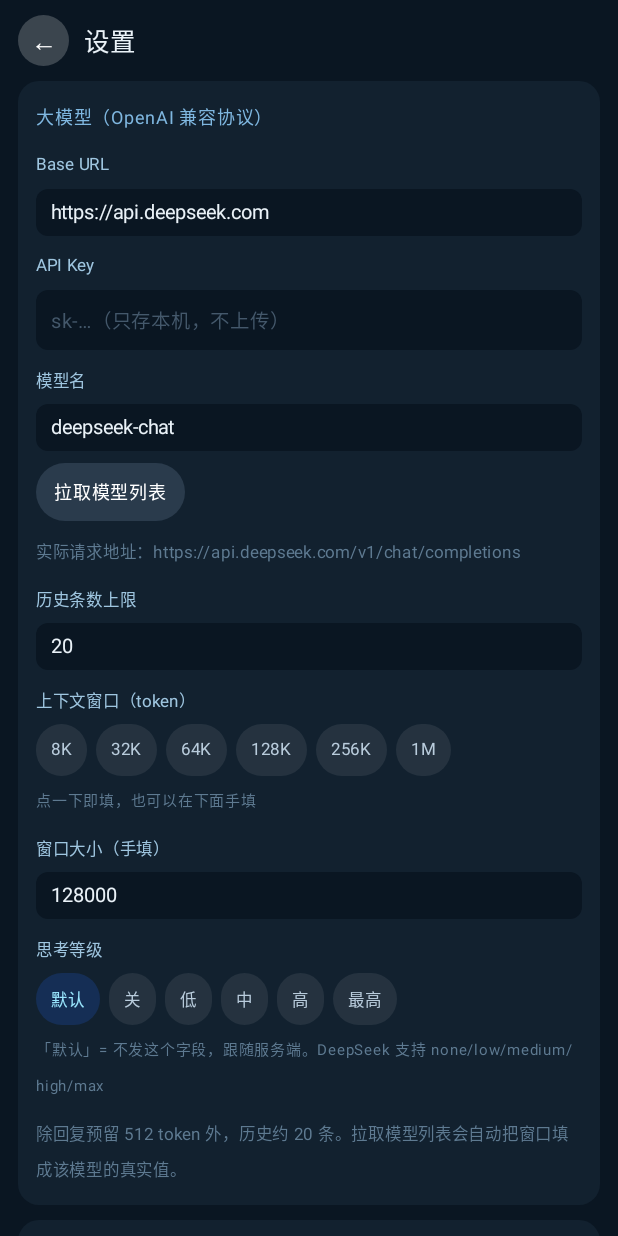
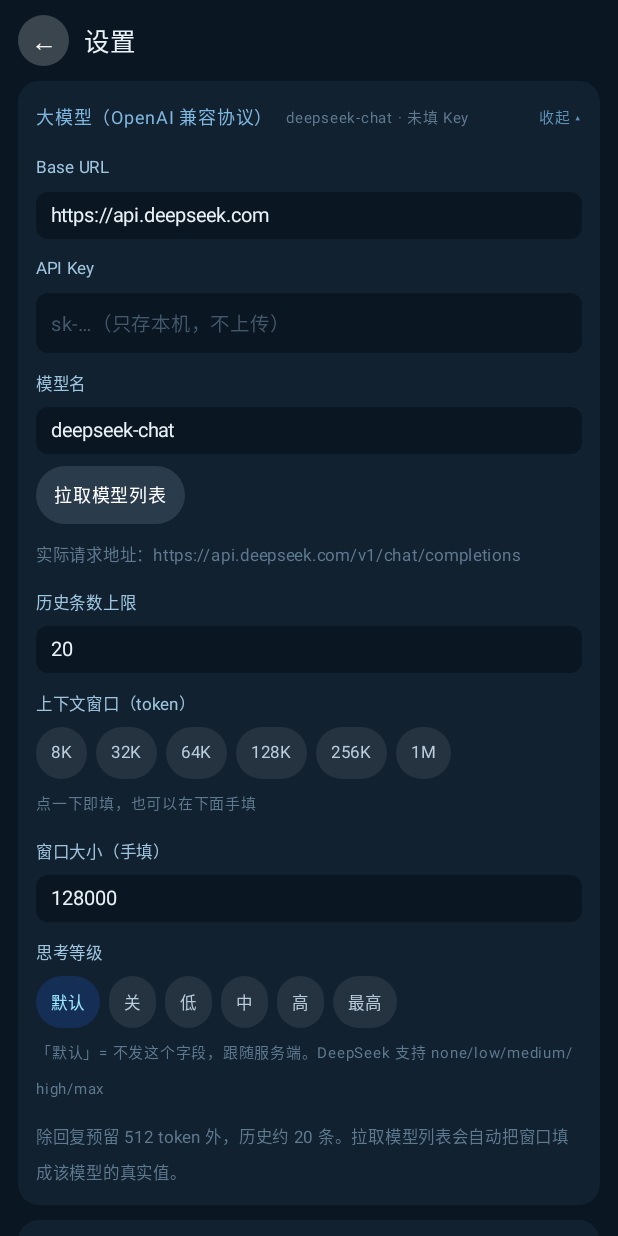
Before and after one commit to SZTMBABY/virtual-companion, an Android app built with Jetpack Compose: the screen it shows after launch (MainActivity), after a tap on an icon or button, on a phone screen of 412 x 824 dp. Run offline under Robolectric (Android 15) with nearby library versions, the phone set to English and light mode, and no system bars; our stand-ins replace Room's generated code; libraries missing offline, so code that uses them is left out: com.k2fsa.sherpa; pictures from the network do not load; 28 statements that could not run were skipped.

Commit message:
p5-6 设置页改为按分类折叠，收起时显示当前状态摘要

```diff
--- a/app/src/main/java/com/example/virtualcompanion/ui/settings/SettingsScreen.kt
+++ b/app/src/main/java/com/example/virtualcompanion/ui/settings/SettingsScreen.kt
@@ -27,6 +27,7 @@ import androidx.compose.runtime.getValue
 import androidx.compose.runtime.mutableStateOf
 import androidx.compose.runtime.remember
 import androidx.compose.runtime.rememberCoroutineScope
+import androidx.compose.runtime.saveable.rememberSaveable
 import androidx.compose.runtime.setValue
 import androidx.compose.ui.Alignment
 import androidx.compose.ui.Modifier
@@ -39,6 +40,7 @@ import androidx.compose.ui.text.input.ImeAction
 import androidx.compose.ui.text.input.KeyboardType
 import androidx.compose.ui.text.input.PasswordVisualTransformation
 import androidx.compose.ui.text.input.VisualTransformation
+import androidx.compose.ui.text.style.TextOverflow
 import androidx.compose.ui.unit.dp
 import androidx.compose.ui.unit.sp
 import com.example.virtualcompanion.data.chat.ChatClient
@@ -145,7 +147,14 @@ fun SettingsScreen(
             verticalArrangement = Arrangement.spacedBy(10.dp),
         ) {
             // ---- 大模型 ----
-            Section(title = "大模型（OpenAI 兼容协议）") {
+            Section(
+                title = "大模型（OpenAI 兼容协议）",
+                summary = buildString {
+                    append(settings.llm.model.ifBlank { "未填模型名" })
+                    append(if (settings.llm.isConfigured) " · 已填 Key" else " · 未填 Key")
+                },
+                defaultExpanded = true,
+            ) {
                 TextFieldRow(
                     label = "Base URL",
                     value = settings.llm.baseUrl,
@@ -338,7 +347,10 @@ fun SettingsScreen(
             }
 
             // ---- 角色 ----
-            Section(title = "角色卡（小鲸）") {
+            Section(
+                title = "角色卡（小鲸）",
+                summary = "${character.name.ifBlank { "未命名" }} · 唤醒词「${character.wakeWord.ifBlank { "未设置" }}」",
+            ) {
                 TextFieldRow(
                     label = "名字",
                     value = character.name,
@@ -370,7 +382,7 @@ fun SettingsScreen(
             }
 
             // ---- 主人 ----
-            Section(title = "主人角色卡") {
+            Section(title = "主人角色卡", summary = persona.displayName) {
                 TextFieldRow(
                     label = "称呼",
                     value = persona.name,
@@ -391,7 +403,10 @@ fun SettingsScreen(
             }
 
             // ---- 显示 ----
-            Section(title = "显示") {
+            Section(
+                title = "显示",
+                summary = if (settings.display.halfBody) "半身模式" else "全身模式",
+            ) {
                 SwitchRow(
                     label = "半身模式",
                     hint = "只留头与上半身，小屏上脸更大",
@@ -413,7 +428,10 @@ fun SettingsScreen(
             }
 
             // ---- 模型文件 ----
-            Section(title = "Live2D 模型") {
+            Section(
+                title = "Live2D 模型",
+                summary = character.live2dModelEntry.ifBlank { "未导入" },
+            ) {
                 Text(
                     text = "当前模型：${character.live2dModelEntry.ifBlank { "未导入" }}",
                     color = Color(0xFF9FC6E0),
@@ -433,7 +451,14 @@ fun SettingsScreen(
             }
 
             // ---- 语音 ----
-            Section(title = "语音（ASR / TTS）") {
+            Section(
+                title = "语音（ASR / TTS）",
+                summary = buildString {
+                    append(if (settings.asrEngine == AsrEngine.CLOUD_TENCENT) "云端腾讯" else "离线本地")
+                    append(" · TTS ")
+                    append(if (settings.tts.isConfigured) "已配" else "未配")
+                },
+            ) {
                 Text("ASR 引擎", color = Color(0xFF9FC6E0), fontSize = 12.sp)
                 Row(horizontalArrangement = Arrangement.spacedBy(8.dp)) {
                     PillButton(
@@ -497,7 +522,14 @@ fun SettingsScreen(
             }
 
             // ---- 唤醒 ----
-            Section(title = "唤醒") {
+            Section(
+                title = "唤醒",
+                summary = when {
+                    !settings.wake.wakeEnabled -> "已关闭"
+                    settings.wake.backgroundWakeEnabled -> "前台 + 后台常驻"
+                    else -> "仅前台"
+                },
+            ) {
                 SwitchRow(
                     label = "语音唤醒",
                     hint = "说出「${character.wakeWord}」即可唤醒",
@@ -522,7 +554,10 @@ fun SettingsScreen(
             }
 
             // ---- 记忆 ----
-            Section(title = "记忆") {
+            Section(
+                title = "记忆",
+                summary = "$memoryCount 条对话 · ${memoryRules.size} 条偏好",
+            ) {
                 Text(
                     text = "已记住 $memoryCount 条对话。说「记住……」会被永久保留。",
                     color = Color(0xFF9FC6E0),
@@ -578,7 +613,7 @@ fun SettingsScreen(
             }
 
             // ---- 关于 ----
-            Section(title = "关于") {
+            Section(title = "关于", summary = "v0.1") {
                 Text(
                     text = "虚拟伴侣 v0.1 · 本地运行，不收集任何数据",
                     color = Color(0xFF9FC6E0),
@@ -604,18 +639,56 @@ fun SettingsScreen(
     }
 }
 
+/**
+ * 可折叠的分组卡片。
+ *
+ * 九个分组平铺时一屏只放得下两组，用户抱怨「设置太繁琐」（m03881），
+ * 所以改成点标题展开：收起时只占一行，并在右侧显示当前状态摘要
+ * （例如大模型分组显示当前模型名，不用展开也能一眼看到配的是哪个）。
+ *
+ * 展开状态用 rememberSaveable 记住，旋转屏幕不会折叠回去。
+ */
 @Composable
-private fun Section(title: String, content: @Composable () -> Unit) {
+private fun Section(
+    title: String,
+    summary: String = "",
+    defaultExpanded: Boolean = false,
+    content: @Composable () -> Unit,
+) {
+    var expanded by rememberSaveable(title) { mutableStateOf(defaultExpanded) }
     Column(
         modifier = Modifier
             .fillMaxWidth()
             .clip(RoundedCornerShape(14.dp))
             .background(Color(0xFF12212F))
-            .padding(12.dp),
-        verticalArrangement = Arrangement.spacedBy(8.dp),
+            .padding(horizontal = 12.dp, vertical = 10.dp),
+        verticalArrangement = Arrangement.spacedBy(if (expanded) 8.dp else 0.dp),
     ) {
-        Text(title, color = Color(0xFF7FB7E0), fontSize = 12.sp)
-        content()
+        Row(
+            modifier = Modifier
+                .fillMaxWidth()
+                .clickable { expanded = !expanded }
+                .padding(vertical = 2.dp),
+            verticalAlignment = Alignment.CenterVertically,
+        ) {
+            Text(title, color = Color(0xFF7FB7E0), fontSize = 12.sp)
+            Spacer(Modifier.width(8.dp))
+            Text(
+                text = summary,
+                color = Color(0xFF5E7A91),
+                fontSize = 10.sp,
+                maxLines = 1,
+                overflow = TextOverflow.Ellipsis,
+                modifier = Modifier.weight(1f),
+            )
+            Spacer(Modifier.width(6.dp))
+            Text(
+                text = if (expanded) "收起 ▴" else "展开 ▾",
+                color = Color(0xFF5E91B5),
+                fontSize = 10.sp,
+            )
+        }
+        if (expanded) content()
     }
 }
 
```
Also changed, not shown: 5 other files.
